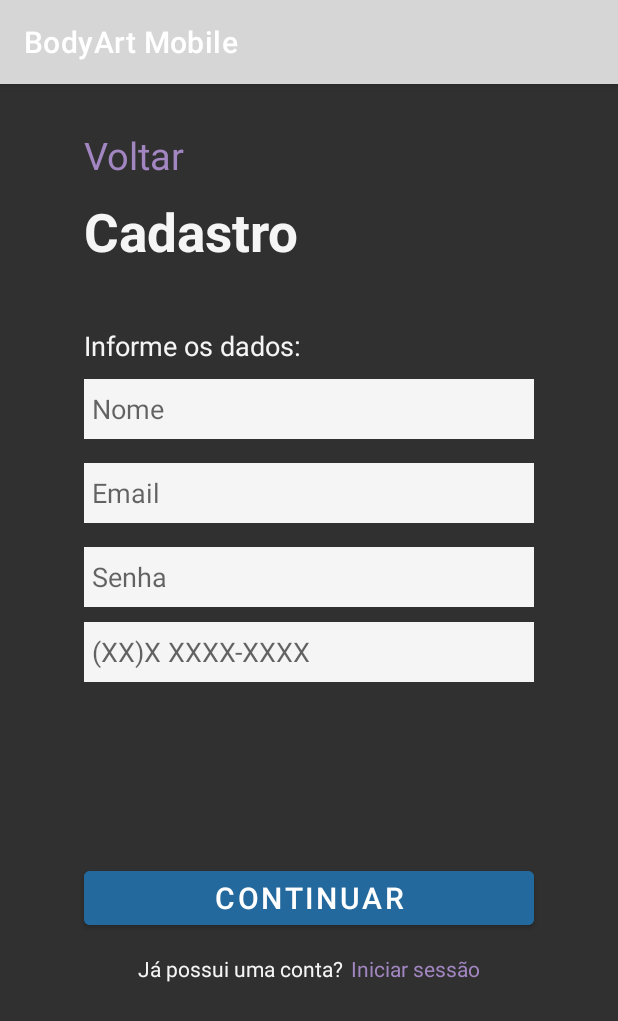
After one commit to BodyArt-2023/bodyart-app, an Android app: the Cadastro screen opened directly, with no data from a screen before it, on a phone screen of 412 x 824 dp. The commit adds this screen. Shown: the top 1021 px of the screen. Run offline under Robolectric (Android 15) with nearby library versions, the phone set to English and light mode, and no system bars.

Commit message:
Add pagina inicial e primeira do cadastro

```diff
--- a/bodyart-android-app/BodyArtMobile/app/src/main/AndroidManifest.xml
+++ b/bodyart-android-app/BodyArtMobile/app/src/main/AndroidManifest.xml
@@ -14,6 +14,9 @@
         android:theme="@style/Theme.BodyArtMobile"
         tools:targetApi="31">
         <activity
+            android:name=".Cadastro"
+            android:exported="false" />
+        <activity
             android:name=".MainActivity"
             android:exported="true">
             <intent-filter>
--- /dev/null
+++ b/bodyart-android-app/BodyArtMobile/app/src/main/java/com/sptech/bodyartmobile/Cadastro.kt
@@ -0,0 +1,11 @@
+package com.sptech.bodyartmobile
+
+import androidx.appcompat.app.AppCompatActivity
+import android.os.Bundle
+
+class Cadastro : AppCompatActivity() {
+    override fun onCreate(savedInstanceState: Bundle?) {
+        super.onCreate(savedInstanceState)
+        setContentView(R.layout.activity_cadastro)
+    }
+}
--- /dev/null
+++ b/bodyart-android-app/BodyArtMobile/app/src/main/res/layout/activity_cadastro.xml
@@ -0,0 +1,136 @@
+<?xml version="1.0" encoding="utf-8"?>
+<androidx.constraintlayout.widget.ConstraintLayout xmlns:android="http://schemas.android.com/apk/res/android"
+    xmlns:app="http://schemas.android.com/apk/res-auto"
+    xmlns:tools="http://schemas.android.com/tools"
+    android:layout_width="match_parent"
+    android:layout_height="match_parent"
+    tools:context=".Cadastro">
+
+
+    <RelativeLayout
+        android:layout_width="match_parent"
+        android:layout_height="match_parent"
+        android:background="@color/black_primary"
+        tools:layout_editor_absoluteX="181dp"
+        tools:layout_editor_absoluteY="107dp">
+
+        <TextView
+            android:id="@+id/tv_back"
+            android:layout_width="wrap_content"
+            android:layout_height="wrap_content"
+            android:layout_alignStart="@+id/et_name"
+            android:layout_marginTop="30dp"
+            android:text="@string/back"
+            android:textColor="@color/african_violet"
+            android:textSize="25sp" />
+
+        <TextView
+            android:id="@+id/tv_cadastro"
+            android:layout_width="wrap_content"
+            android:layout_height="wrap_content"
+            android:layout_below="@+id/tv_back"
+            android:layout_alignStart="@+id/et_name"
+            android:layout_marginTop="10dp"
+            android:text="@string/cadastro"
+            android:textColor="@color/white_smoke"
+            android:textSize="35sp"
+            android:textStyle="bold" />
+
+        <TextView
+            android:id="@+id/tv_info_data"
+            android:layout_width="wrap_content"
+            android:layout_height="wrap_content"
+            android:layout_below="@+id/tv_cadastro"
+            android:layout_alignStart="@+id/et_name"
+            android:layout_marginTop="40dp"
+            android:text="@string/info_data"
+            android:textColor="@color/white_smoke"
+            android:textSize="18sp" />
+
+        <EditText
+            android:id="@+id/et_name"
+            android:layout_width="300dp"
+            android:layout_height="40dp"
+            android:layout_below="@+id/tv_info_data"
+            android:layout_centerHorizontal="true"
+            android:layout_marginTop="10dp"
+            android:background="@color/white_smoke"
+            android:hint="@string/name"
+            android:inputType="text"
+            android:padding="5dp" />
+
+        <EditText
+            android:id="@+id/et_email"
+            android:layout_width="300dp"
+            android:layout_height="40dp"
+            android:layout_below="@+id/et_name"
+            android:layout_centerHorizontal="true"
+            android:layout_marginTop="16dp"
+            android:background="@color/white_smoke"
+            android:hint="@string/email"
+            android:inputType="textEmailAddress"
+            android:padding="5dp" />
+
+        <EditText
+            android:id="@+id/et_pswd"
+            android:layout_width="300dp"
+            android:layout_height="40dp"
+            android:layout_below="@+id/et_email"
+            android:layout_centerHorizontal="true"
+            android:layout_marginTop="16dp"
+            android:background="@color/white_smoke"
+            android:hint="@string/pswd"
+            android:inputType="textPassword|textVisiblePassword"
+            android:padding="5dp"
+            />
+
+
+        <EditText
+            android:id="@+id/et_number"
+            android:layout_width="300dp"
+            android:layout_height="40dp"
+            android:layout_below="@+id/et_pswd"
+            android:layout_centerHorizontal="true"
+            android:layout_marginTop="10dp"
+            android:background="@color/white_smoke"
+            android:hint="@string/number"
+            android:inputType="phone"
+            android:padding="5dp" />
+
+        <Button
+            android:id="@+id/btn_continuar"
+            android:layout_width="300dp"
+            android:layout_height="wrap_content"
+            android:layout_below="@id/et_number"
+            android:layout_centerHorizontal="true"
+            android:layout_marginTop="120dp"
+            android:backgroundTint="@color/lapis_lazuli"
+            android:text="@string/continuar"
+            android:textSize="20sp" />
+
+        <LinearLayout
+            android:id="@+id/ll_init_session"
+            android:layout_width="wrap_content"
+            android:layout_height="wrap_content"
+            android:layout_below="@id/btn_continuar"
+            android:layout_centerHorizontal="true"
+            android:layout_marginTop="20px">
+
+            <TextView
+                android:layout_width="wrap_content"
+                android:layout_height="wrap_content"
+                android:text="@string/possui_conta"
+                android:textColor="@color/white_smoke" />
+
+            <TextView
+                android:layout_width="wrap_content"
+                android:layout_height="wrap_content"
+                android:layout_marginLeft="5dp"
+                android:text="@string/init_session"
+                android:textColor="@color/african_violet" />
+
+        </LinearLayout>
+
+
+    </RelativeLayout>
+</androidx.constraintlayout.widget.ConstraintLayout>
--- a/bodyart-android-app/BodyArtMobile/app/src/main/res/values/strings.xml
+++ b/bodyart-android-app/BodyArtMobile/app/src/main/res/values/strings.xml
@@ -1,3 +1,16 @@
 <resources>
     <string name="app_name">BodyArt Mobile</string>
+    <string name="email">Email</string>
+    <string name="pswd">Senha</string>
+    <string name="fgt_pswd">Esqueci minha senha</string>
+    <string name="btn_login">Fazer login</string>
+    <string name="register">Registrar-se</string>
+    <string name="back">Voltar</string>
+    <string name="cadastro">Cadastro</string>
+    <string name="info_data">Informe os dados:</string>
+    <string name="name">Nome</string>
+    <string name="number">(XX)X XXXX-XXXX</string>
+    <string name="continuar">Continuar</string>
+    <string name="possui_conta">Já possui uma conta?</string>
+    <string name="init_session">Iniciar sessão</string>
 </resources>
```
Also changed, not shown: bodyart-android-app/BodyArtMobile/app/src/main/res/layout/activity_main.xml (+79 -9 lines), bodyart-android-app/BodyArtMobile/app/src/main/res/drawable/img_inicio.png (added), bodyart-android-app/BodyArtMobile/app/src/main/res/mipmap-mdpi/logo_lavanda.png (added).
